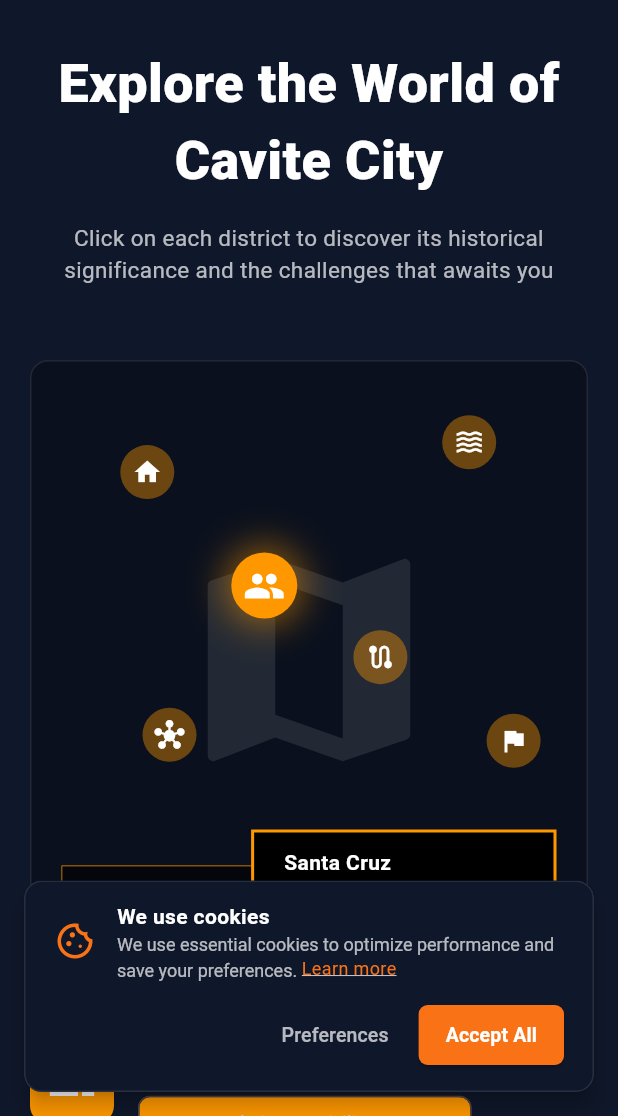
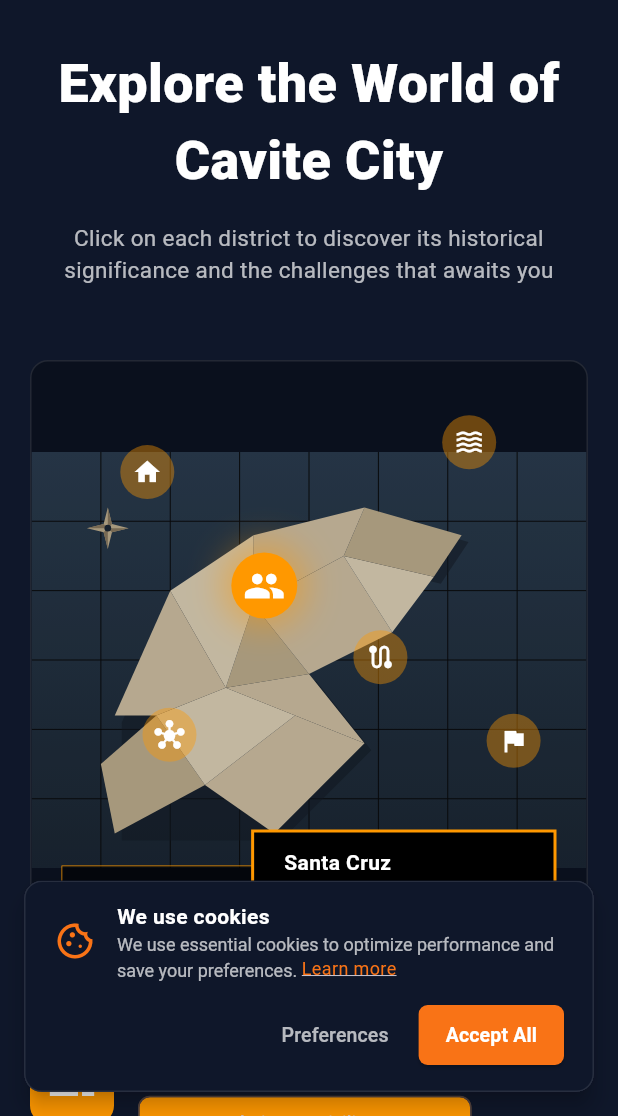
Before and after one commit to julieneremo-hub/echoes_of_the_past, a Flutter app: the MapPage screen opened by its route, on a phone screen of 412 x 824 dp, the part 120-1236 px from its top. Run offline on Flutter 3.47's test engine with Material 3 defaults, Android fonts, the phone set to English and light mode, and no system bars; our stand-ins replace flutter_svg, google_fonts, shared_preferences; accounts and stored records are empty; Roboto replaces fonts that are missing (Caudex).

Commit message:
Added vintage SVG map and updated map page

```diff
--- a/lib/map.dart
+++ b/lib/map.dart
@@ -1,5 +1,6 @@
 import 'package:flutter/material.dart';
 import 'package:url_launcher/url_launcher.dart';
+import 'package:flutter_svg/flutter_svg.dart';
 import 'faq_popup.dart';
 import 'contact_popup.dart';
 import 'terms_of_service_popup.dart';
@@ -165,11 +166,15 @@ class _MapPageState extends State<MapPage> {
                             builder: (context, constraints) {
                               return Stack(
                                 children: [
-                                  Center(
+                                  // THE NEW SVG MAP LAYER
+                                  Positioned.fill(
                                     child: Opacity(
-                                      opacity: 0.1,
-                                      child: Icon(Icons.map, size: isCompact ? 180 : 250, color: Colors.white)
-                                    )
+                                      opacity: 0.85,
+                                      child: SvgPicture.asset(
+                                        'assets/cavite_map.svg',
+                                        fit: BoxFit.contain,
+                                      ),
+                                    ),
                                   ),
 
                                   ...locations.map((loc) {
--- a/pubspec.yaml
+++ b/pubspec.yaml
@@ -35,6 +35,7 @@ dependencies:
   google_fonts: ^6.2.1
   provider: ^6.1.2
   url_launcher: ^6.3.2
+  flutter_svg: ^2.3.0
 
 dev_dependencies:
   flutter_test:
@@ -63,6 +64,7 @@ flutter:
     - assets/
   #   - images/a_dot_burr.jpeg
   #   - images/a_dot_ham.jpeg
+  #   - assets/cavite_map.svg
 
   # An image asset can refer to one or more resolution-specific "variants", see
   # https://flutter.dev/to/resolution-aware-images
```
Also changed, not shown: assets/cavite_map.svg (added), pubspec.lock.
